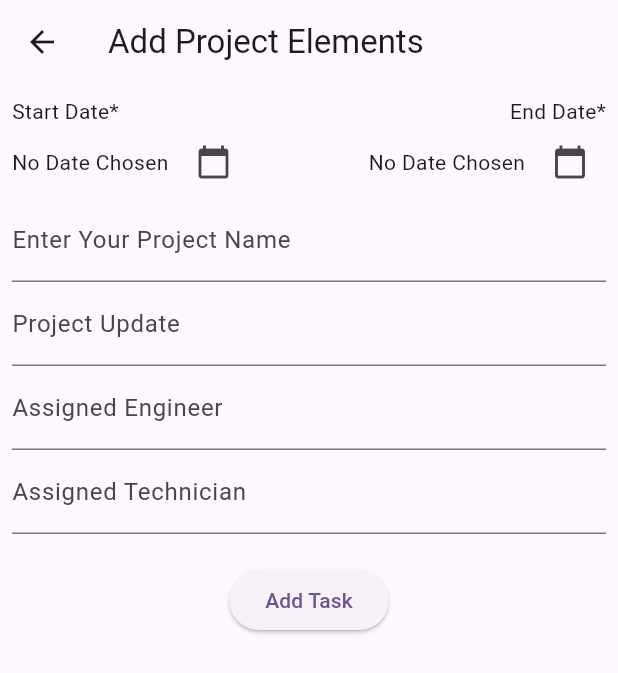
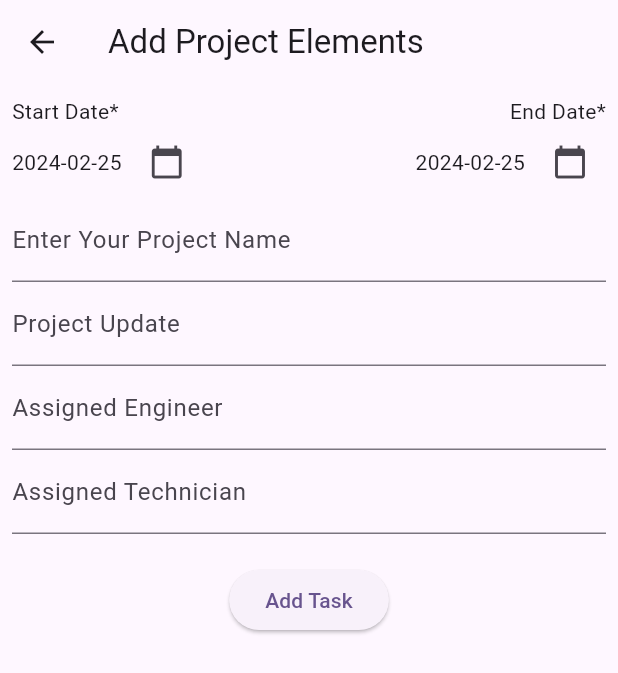
Before and after one commit to taufiqelahi/flutter_task, a Flutter app: the screen it shows after launch, after a tap on the "add" icon, on a phone screen of 412 x 824 dp. Shown: the top 673 px of the screen. Run offline on Flutter 3.47's test engine with Material 3 defaults, Android fonts, the phone set to English and light mode, and no system bars; network calls fail.

```diff
--- a/lib/get_operation_screen.dart
+++ b/lib/get_operation_screen.dart
@@ -16,10 +16,9 @@ class GetOperationScreen extends StatefulWidget {
 class _GetOperationScreenState extends State<GetOperationScreen> {
   @override
   Widget build(BuildContext context) {
-    print('ff');
     return Scaffold(
       appBar: AppBar(
-        title: Text('Get All Task'),
+        title: const Text('Get All Task'),
       ),
       body: FutureBuilder(
         future: ProjectFunc().getAllData(),
@@ -28,7 +27,7 @@ class _GetOperationScreenState extends State<GetOperationScreen> {
           List<ProjectModel>? data = snapshot.data;
 
           if (data == null) {
-            return CircularProgressIndicator();
+            return const Center(child: CircularProgressIndicator());
           }
           return SingleChildScrollView(
             child: Column(
@@ -58,14 +57,39 @@ class _GetOperationScreenState extends State<GetOperationScreen> {
                                     Text(
                                       e.assignedTechnician,
                                       maxLines: 1,
+                                    ),
+                                    Text(
+                                      e.projectUpdate,
+                                      maxLines: 2,
+                                      style: TextStyle(fontSize: 12),
+
                                     )
                                   ],
                                 ),
                               ),
+                              SizedBox(
+                                width: 10,
+                              ),
+                              Column(
+                                mainAxisAlignment: MainAxisAlignment.start,
+                                crossAxisAlignment: CrossAxisAlignment.start,
+                                children: [
+                                  Text(
+                                      "${DateFormat.yMd().format(e.startDate)} - ${DateFormat.yMd().format(e.endDate)}"),
+                                  Text(
+                                      "${e.startDayOfYear.toString()}-${e.endDayOfYear}"),
+                                  Text(e.duration.toString())
+                                ],
+                              ),
+                              const SizedBox(
+                                width: 10,
+                              ),
                               CupertinoButton(
-                                  child: Icon(Icons.edit_note),
+                                  child: Icon(
+                                    Icons.edit_note,
+                                    color: Colors.grey[700],
+                                  ),
                                   onPressed: () {
-                                    print(e.id);
                                     Navigator.push(
                                         context,
                                         MaterialPageRoute(
@@ -80,20 +104,6 @@ class _GetOperationScreenState extends State<GetOperationScreen> {
                                       }
                                     });
                                   }),
-                              Column(
-                                mainAxisAlignment: MainAxisAlignment.start,
-                                crossAxisAlignment: CrossAxisAlignment.start,
-                                children: [
-                                  Text(
-                                      "${DateFormat.yMd().format(e.startDate)} - ${DateFormat.yMd().format(e.endDate)}"),
-                                  Text(
-                                      "${e.startDayOfYear.toString()}-${e.endDayOfYear}"),
-                                  Text(e.duration.toString())
-                                ],
-                              ),
-                              SizedBox(
-                                width: 10,
-                              ),
                             ],
                           ),
                         )))
@@ -104,9 +114,10 @@ class _GetOperationScreenState extends State<GetOperationScreen> {
       floatingActionButton: FloatingActionButton(
         onPressed: () {
           Navigator.push(
-              context,
-              MaterialPageRoute(
-                  builder: (context) => PostOperationScreen())).then((value) {
+                  context,
+                  MaterialPageRoute(
+                      builder: (context) => const PostOperationScreen()))
+              .then((value) {
             if (value != null && value == 'reload') {
               setState(() {
                 // Reload the build method or update any necessary state variables here
@@ -114,7 +125,7 @@ class _GetOperationScreenState extends State<GetOperationScreen> {
             }
           });
         },
-        child: Icon(Icons.add),
+        child: const Icon(Icons.add),
       ),
     );
   }
--- a/lib/main.dart
+++ b/lib/main.dart
@@ -1,7 +1,5 @@
 import 'package:flutter/material.dart';
-import 'package:flutter_task/dashboard_screen.dart';
 import 'package:flutter_task/get_operation_screen.dart';
-import 'package:flutter_task/post_operation_screen.dart';
 
 void main() {
   runApp(const MyApp());
@@ -34,7 +32,7 @@ class MyApp extends StatelessWidget {
         colorScheme: ColorScheme.fromSeed(seedColor: Colors.deepPurple),
         useMaterial3: true,
       ),
-      home:GetOperationScreen()
+      home:const GetOperationScreen()
     );
   }
 }
--- a/lib/model/project_data_model.dart
+++ b/lib/model/project_data_model.dart
@@ -1,10 +1,10 @@
-
-
 import 'dart:convert';
 
-List<ProjectModel> projectFromJson(String str) => List<ProjectModel>.from(json.decode(str).map((x) => ProjectModel.fromJson(x)));
+List<ProjectModel> projectFromJson(String str) => List<ProjectModel>.from(
+    json.decode(str).map((x) => ProjectModel.fromJson(x)));
 
-String projectToJson(List<ProjectModel> data) => json.encode(List<dynamic>.from(data.map((x) => x.toJson())));
+String projectToJson(List<ProjectModel> data) =>
+    json.encode(List<dynamic>.from(data.map((x) => x.toJson())));
 
 class ProjectModel {
   int id;
@@ -46,8 +46,8 @@ class ProjectModel {
 
   Map<String, dynamic> toJson() => {
         "id": id,
-    "start_date": "${startDate.year.toString().padLeft(4, '0')}-${startDate.month.toString().padLeft(2, '0')}-${startDate.day.toString().padLeft(2, '0')}",
-    "end_date": "${endDate.year.toString().padLeft(4, '0')}-${endDate.month.toString().padLeft(2, '0')}-${endDate.day.toString().padLeft(2, '0')}",
+        "start_date":startDate,
+        "end_date":endDate,
         "start_day_of_year": startDayOfYear,
         "end_day_of_year": endDayOfYear,
         "project_name": projectName,
--- a/lib/post_operation_screen.dart
+++ b/lib/post_operation_screen.dart
@@ -1,6 +1,4 @@
-import 'package:flutter/cupertino.dart';
 import 'package:flutter/material.dart';
-import 'package:flutter/widgets.dart';
 import 'package:flutter_task/backend/project_func.dart';
 import 'package:flutter_task/model/project_data_model.dart';
 import 'package:intl/intl.dart';
@@ -19,8 +17,8 @@ class _PostOperationScreenState extends State<PostOperationScreen> {
   TextEditingController assignedEngineerController = TextEditingController();
   TextEditingController assignedTechnicianController = TextEditingController();
 
-  String? selectedStartDate;
-  String? selectedEndDate;
+  String selectedStartDate = DateFormat('yyyy-MM-dd').format(DateTime.now());
+  String selectedEndDate = DateFormat('yyyy-MM-dd').format(DateTime.now());
   bool isEdit = false;
   void startDatePicker() async {
     final now = DateTime.now();
@@ -29,19 +27,20 @@ class _PostOperationScreenState extends State<PostOperationScreen> {
         context: context,
         initialDate: now,
         firstDate: firstDate,
-        lastDate: now);
+        lastDate: DateTime(now.year + 1, now.month, now.day));
     setState(() {
-      selectedStartDate = DateFormat('yyyy-MM-dd').format(date!);
+      if (date != null)
+        selectedStartDate = DateFormat('yyyy-MM-dd').format(date);
     });
   }
 
   void endDatePicker() async {
     final now = DateTime.now();
-    final lastDate = DateTime(now.year + 1, now.month, now.day);
+    final lastDate = DateTime(now.year + 2, now.month, now.day);
     final date = await showDatePicker(
-        context: context, initialDate: now, firstDate: now, lastDate: lastDate);
+        context: context, initialDate: now, firstDate: DateTime.parse(selectedStartDate), lastDate: lastDate);
     setState(() {
-      selectedEndDate = DateFormat('yyyy-MM-dd').format(date!);
+      if (date != null) selectedEndDate = DateFormat('yyyy-MM-dd').format(date);
     });
   }
 
@@ -70,7 +69,8 @@ class _PostOperationScreenState extends State<PostOperationScreen> {
       appBar: AppBar(
         title: Text(isEdit ? 'Edit Project' : 'Add Project Elements'),
       ),
-      body: Form(
+      body: SingleChildScrollView(
+        child: Form(
           child: Padding(
             padding: const EdgeInsets.all(8.0),
             child: Column(
@@ -80,9 +80,7 @@ class _PostOperationScreenState extends State<PostOperationScreen> {
                 ),
                 Row(
                   children: [
-                  Text(selectedStartDate == null
-                      ? 'No Date Chosen'
-                      : selectedStartDate!),
+                    Text(selectedStartDate),
                     const SizedBox(
                       width: 6,
                     ),
@@ -90,9 +88,7 @@ class _PostOperationScreenState extends State<PostOperationScreen> {
                         onPressed: startDatePicker,
                         icon: const Icon(Icons.calendar_today)),
                     const Spacer(),
-                  Text(selectedEndDate == null
-                      ? 'No Date Chosen'
-                      : selectedEndDate!),
+                    Text(selectedEndDate),
                     const SizedBox(
                       width: 6,
                     ),
@@ -116,7 +112,8 @@ class _PostOperationScreenState extends State<PostOperationScreen> {
                 ),
                 TextField(
                   controller: assignedTechnicianController,
-                decoration: InputDecoration(label: Text('Assigned Technician')),
+                  decoration:
+                      InputDecoration(label: Text('Assigned Technician')),
                 ),
                 const SizedBox(
                   height: 20,
@@ -125,6 +122,7 @@ class _PostOperationScreenState extends State<PostOperationScreen> {
                     onPressed: () async {
                       isEdit
                           ? await ProjectFunc().updateData(
+                              context: context,
                               startDate: selectedStartDate!,
                               endDate: selectedEndDate!,
                               projectName: projectNameController.text,
@@ -134,6 +132,7 @@ class _PostOperationScreenState extends State<PostOperationScreen> {
                                   assignedTechnicianController.text,
                               id: widget.projectModel!.id)
                           : await ProjectFunc().postData(
+                              context: context,
                               startDate: selectedStartDate!,
                               endDate: selectedEndDate!,
                               projectName: projectNameController.text,
@@ -144,8 +143,9 @@ class _PostOperationScreenState extends State<PostOperationScreen> {
 
                       Navigator.pop(context, 'reload');
                     },
-                  child: Text(isEdit ? 'Edit Task' : 'Add Task'))
+                    child: Text(isEdit ? 'Update Task' : 'Add Task'))
               ],
+            ),
           ),
         ),
       ),
```
Also changed, not shown: lib/backend/project_func.dart (+42 -8 lines), lib/controller/get_project_notifier.dart (deleted, +0 -17 lines), lib/dashboard_screen.dart (deleted, +0 -33 lines), pubspec.yaml (+4 -6 lines), lib/controller/get_project_notifier.g.dart (deleted), pubspec.lock, 1 other file. Lines whose indentation alone changed are shown as unchanged.
